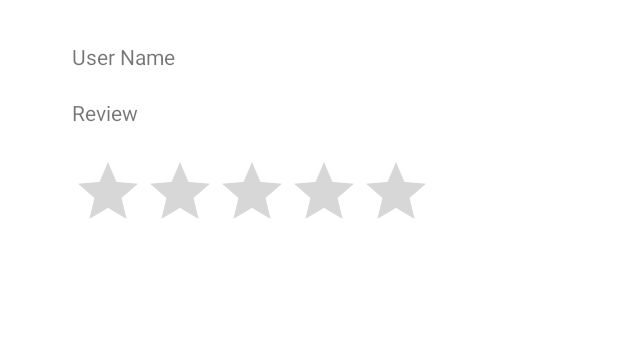
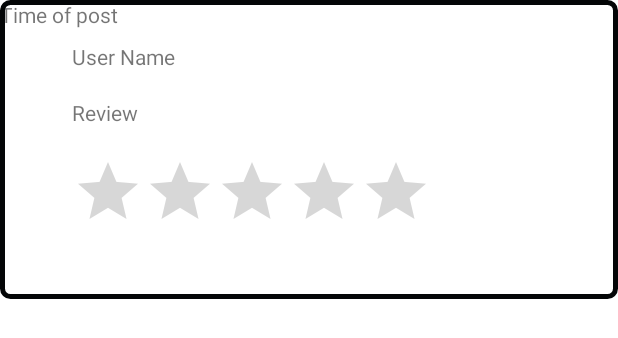
Before and after one commit to KevalPatel8899/TheCinephilia, an Android app: the layout item_comment.xml on its own in the app's theme, with its tools: preview values and no code run, on a phone screen of 412 x 824 dp. Shown: the top 338 px of the screen. Run offline under Robolectric (Android 15) with nearby library versions, the phone set to English and light mode, and no system bars.

Commit message:
Adding border to make comment look saperate

```diff
--- a/app/src/main/java/com/example/thecinephilia/MovieActivity.kt
+++ b/app/src/main/java/com/example/thecinephilia/MovieActivity.kt
@@ -17,6 +17,7 @@ import com.google.firebase.firestore.FirebaseFirestore
 import com.google.firebase.firestore.Query
 import kotlinx.android.synthetic.main.activity_movie.*
 import kotlinx.android.synthetic.main.item_comment.view.*
+import kotlinx.android.synthetic.main.item_movie.view.*
 
 class MovieActivity : AppCompatActivity() {
 
@@ -81,6 +82,7 @@ class MovieActivity : AppCompatActivity() {
             holder.itemView.textViewUsername.text = model.userName
             holder.itemView.textViewComment.text = model.review
             holder.itemView.ratingBar.rating = model.ratings!!
+            holder.itemView.textViewTimeStemp.text = model.time.toString()
         }
     }
 
--- /dev/null
+++ b/app/src/main/res/drawable/border.xml
@@ -0,0 +1,7 @@
+<?xml version="1.0" encoding="utf-8"?>
+<!-- Stackoverflow query https://stackoverflow.com/questions/3496269/how-do-i-put-a-border-around-an-android-textview -->
+<shape xmlns:android="http://schemas.android.com/apk/res/android" android:shape="rectangle" >
+    <solid android:color="@android:color/white" />
+    <stroke android:width="3dp" android:color="#040607"/>
+    <corners android:radius="5dp" />
+</shape>
--- a/app/src/main/res/layout/item_comment.xml
+++ b/app/src/main/res/layout/item_comment.xml
@@ -3,11 +3,32 @@
     xmlns:app="http://schemas.android.com/apk/res-auto"
     xmlns:tools="http://schemas.android.com/tools"
     android:layout_width="match_parent"
-    android:layout_height="wrap_content">
+    android:layout_height="wrap_content"
+>
 
     <androidx.constraintlayout.widget.ConstraintLayout
         android:layout_width="match_parent"
-        android:layout_height="match_parent">
+        android:layout_height="match_parent"
+        android:background="@drawable/border">
+
+        <LinearLayout
+            android:layout_width="match_parent"
+            android:layout_height="match_parent"
+            android:orientation="horizontal">
+
+            <TextView
+                android:id="@+id/textView14"
+                android:layout_width="wrap_content"
+                android:layout_height="wrap_content"
+                android:layout_weight="1"
+                android:text="Time of post" />
+
+            <TextView
+                android:id="@+id/textViewTimeStemp"
+                android:layout_width="wrap_content"
+                android:layout_height="wrap_content"
+                android:layout_weight="1" />
+        </LinearLayout>
 
         <TextView
             android:id="@+id/textView5"
```
